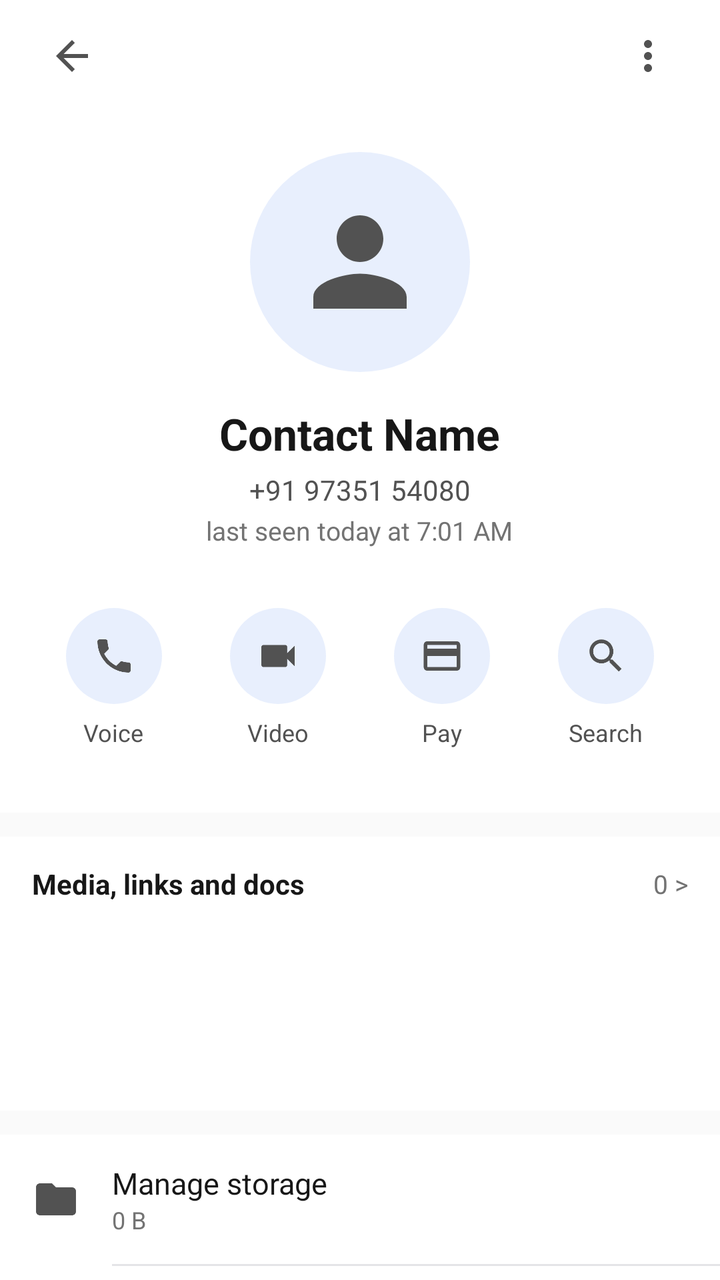
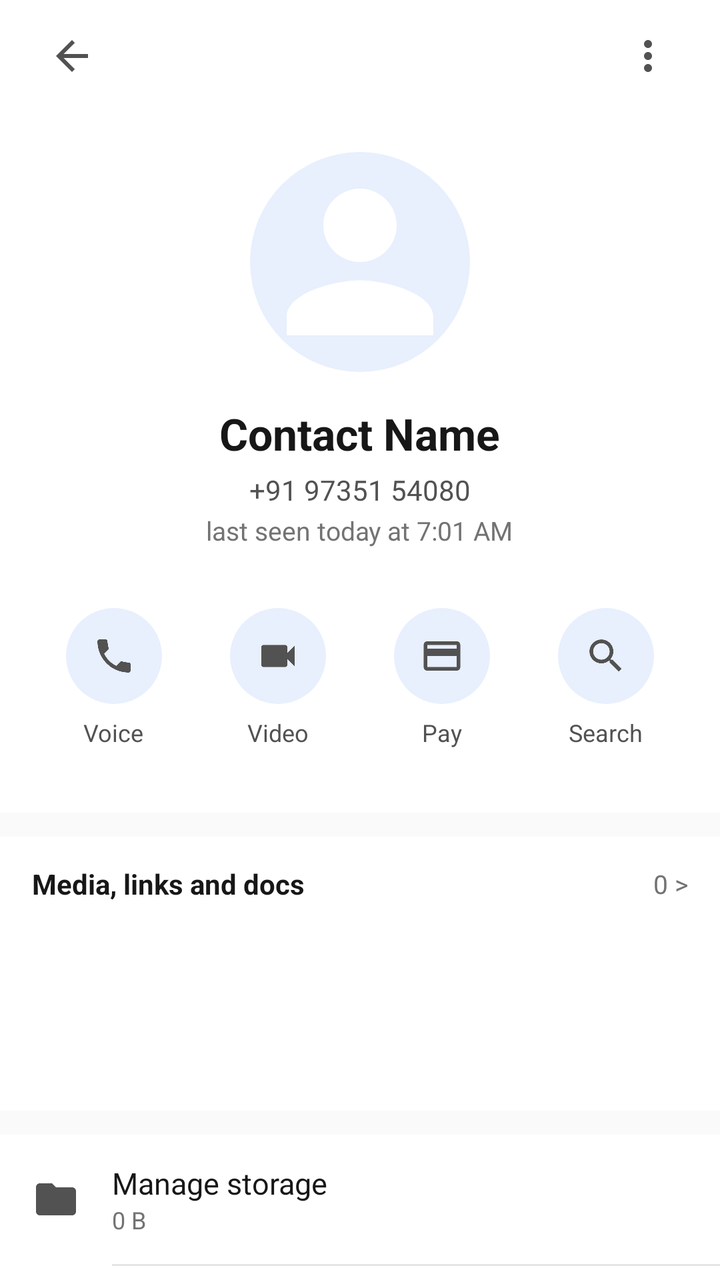

Two renders of the same Android screen: before a commit and after it. Below are the layout's source before the change and the commit's diff.
<!-- AndroidManifest.xml: application theme Theme.Zez -->
<!-- res/layout/dialog_contact_profile.xml -->
<?xml version="1.0" encoding="utf-8"?>
<LinearLayout
    xmlns:android="http://schemas.android.com/apk/res/android"
    xmlns:app="http://schemas.android.com/apk/res-auto"
    android:layout_width="match_parent"
    android:layout_height="match_parent"
    android:orientation="vertical"
    android:background="@color/theme_background">

    
    <LinearLayout
        android:layout_width="match_parent"
        android:layout_height="56dp"
        android:orientation="horizontal"
        android:gravity="center_vertical"
        android:paddingHorizontal="16dp"
        android:background="@color/theme_surface">

        <ImageButton
            android:id="@+id/btn_profile_back"
            android:layout_width="40dp"
            android:layout_height="40dp"
            android:background="?attr/selectableItemBackgroundBorderless"
            android:src="@drawable/ic_arrow_back"
            app:tint="@color/theme_icon_tint"
            android:contentDescription="Back" />

        <View
            android:layout_width="0dp"
            android:layout_height="1dp"
            android:layout_weight="1" />

        <ImageButton
            android:id="@+id/btn_profile_more"
            android:layout_width="40dp"
            android:layout_height="40dp"
            android:background="?attr/selectableItemBackgroundBorderless"
            android:src="@drawable/ic_more_vert"
            app:tint="@color/theme_icon_tint"
            android:contentDescription="More options" />
    </LinearLayout>

    <androidx.core.widget.NestedScrollView
        android:layout_width="match_parent"
        android:layout_height="match_parent"
        android:fillViewport="true">

        <LinearLayout
            android:layout_width="match_parent"
            android:layout_height="wrap_content"
            android:orientation="vertical"
            android:paddingBottom="36dp">

            
            <LinearLayout
                android:layout_width="match_parent"
                android:layout_height="wrap_content"
                android:orientation="vertical"
                android:gravity="center_horizontal"
                android:paddingTop="20dp"
                android:paddingBottom="24dp"
                android:background="@color/theme_surface">

                <FrameLayout
                    android:layout_width="110dp"
                    android:layout_height="110dp"
                    android:layout_marginBottom="16dp">

                    <ImageView
                        android:id="@+id/iv_profile_avatar"
                        android:layout_width="match_parent"
                        android:layout_height="match_parent"
                        android:background="@drawable/bg_circle_glass"
                        android:scaleType="centerCrop"
                        android:src="@drawable/ic_person"
                        app:tint="@color/theme_icon_tint"
                        android:padding="20dp" />

                    <TextView
                        android:id="@+id/tv_profile_initials"
                        android:layout_width="match_parent"
                        android:layout_height="match_parent"
                        android:gravity="center"
                        android:textColor="@android:color/white"
                        android:textSize="36sp"
                        android:textStyle="bold"
                        android:visibility="gone" />
                </FrameLayout>

                <TextView
                    android:id="@+id/tv_profile_name"
                    android:layout_width="wrap_content"
                    android:layout_height="wrap_content"
                    android:text="Contact Name"
                    android:textSize="22sp"
                    android:textStyle="bold"
                    android:textColor="@color/theme_text_primary" />

                <TextView
                    android:id="@+id/tv_profile_phone"
                    android:layout_width="wrap_content"
                    android:layout_height="wrap_content"
                    android:layout_marginTop="4dp"
                    android:text="+91 97351 54080"
                    android:textSize="14sp"
                    android:textColor="@color/theme_text_secondary" />

                <TextView
                    android:id="@+id/tv_profile_last_seen"
                    android:layout_width="wrap_content"
                    android:layout_height="wrap_content"
                    android:layout_marginTop="2dp"
                    android:text="last seen today at 7:01 AM"
                    android:textSize="13sp"
                    android:textColor="@color/theme_text_muted" />

                
                <LinearLayout
                    android:layout_width="match_parent"
                    android:layout_height="wrap_content"
                    android:orientation="horizontal"
                    android:gravity="center"
                    android:layout_marginTop="22dp"
                    android:paddingHorizontal="16dp">

                    
                    <LinearLayout
                        android:id="@+id/btn_profile_call"
                        android:layout_width="0dp"
                        android:layout_height="wrap_content"
                        android:layout_weight="1"
                        android:orientation="vertical"
                        android:gravity="center"
                        android:background="?attr/selectableItemBackground"
                        android:clickable="true"
                        android:focusable="true"
                        android:padding="8dp">

                        <FrameLayout
                            android:layout_width="48dp"
                            android:layout_height="48dp"
                            android:background="@drawable/bg_circle_glass">
                            <ImageView
                                android:layout_width="22dp"
                                android:layout_height="22dp"
                                android:layout_gravity="center"
                                android:src="@drawable/ic_call"
                                app:tint="@color/theme_icon_tint" />
                        </FrameLayout>

                        <TextView
                            android:layout_width="wrap_content"
                            android:layout_height="wrap_content"
                            android:layout_marginTop="6dp"
                            android:text="Voice"
                            android:textSize="12sp"
                            android:textColor="@color/theme_text_secondary" />
                    </LinearLayout>

                    
                    <LinearLayout
                        android:id="@+id/btn_profile_videocall"
                        android:layout_width="0dp"
                        android:layout_height="wrap_content"
                        android:layout_weight="1"
                        android:orientation="vertical"
                        android:gravity="center"
                        android:background="?attr/selectableItemBackground"
                        android:clickable="true"
                        android:focusable="true"
                        android:padding="8dp">

                        <FrameLayout
                            android:layout_width="48dp"
                            android:layout_height="48dp"
                            android:background="@drawable/bg_circle_glass">
                            <ImageView
                                android:layout_width="22dp"
                                android:layout_height="22dp"
                                android:layout_gravity="center"
                                android:src="@drawable/ic_videocall"
                                app:tint="@color/theme_icon_tint" />
                        </FrameLayout>

                        <TextView
                            android:layout_width="wrap_content"
                            android:layout_height="wrap_content"
                            android:layout_marginTop="6dp"
                            android:text="Video"
                            android:textSize="12sp"
                            android:textColor="@color/theme_text_secondary" />
                    </LinearLayout>

                    
                    <LinearLayout
                        android:id="@+id/btn_profile_pay"
                        android:layout_width="0dp"
                        android:layout_height="wrap_content"
                        android:layout_weight="1"
                        android:orientation="vertical"
                        android:gravity="center"
                        android:background="?attr/selectableItemBackground"
                        android:clickable="true"
                        android:focusable="true"
                        android:padding="8dp">

                        <FrameLayout
                            android:layout_width="48dp"
                            android:layout_height="48dp"
                            android:background="@drawable/bg_circle_glass">
                            <ImageView
                                android:layout_width="22dp"
                                android:layout_height="22dp"
                                android:layout_gravity="center"
                                android:src="@drawable/ic_payment"
                                app:tint="@color/theme_icon_tint" />
                        </FrameLayout>

                        <TextView
                            android:layout_width="wrap_content"
                            android:layout_height="wrap_content"
                            android:layout_marginTop="6dp"
                            android:text="Pay"
                            android:textSize="12sp"
                            android:textColor="@color/theme_text_secondary" />
                    </LinearLayout>

                    
                    <LinearLayout
                        android:id="@+id/btn_profile_search"
                        android:layout_width="0dp"
                        android:layout_height="wrap_content"
                        android:layout_weight="1"
                        android:orientation="vertical"
                        android:gravity="center"
                        android:background="?attr/selectableItemBackground"
                        android:clickable="true"
                        android:focusable="true"
                        android:padding="8dp">

                        <FrameLayout
                            android:layout_width="48dp"
                            android:layout_height="48dp"
                            android:background="@drawable/bg_circle_glass">
                            <ImageView
                                android:layout_width="22dp"
                                android:layout_height="22dp"
                                android:layout_gravity="center"
                                android:src="@drawable/ic_search"
                                app:tint="@color/theme_icon_tint" />
                        </FrameLayout>

                        <TextView
                            android:layout_width="wrap_content"
                            android:layout_height="wrap_content"
                            android:layout_marginTop="6dp"
                            android:text="Search"
                            android:textSize="12sp"
                            android:textColor="@color/theme_text_secondary" />
                    </LinearLayout>

                </LinearLayout>

            </LinearLayout>

            
            <LinearLayout
                android:id="@+id/layout_profile_media_section"
                android:layout_width="match_parent"
                android:layout_height="wrap_content"
                android:orientation="vertical"
                android:layout_marginTop="12dp"
                android:paddingVertical="14dp"
                android:background="@color/theme_surface">

                <LinearLayout
                    android:id="@+id/btn_profile_view_all_media"
                    android:layout_width="match_parent"
                    android:layout_height="wrap_content"
                    android:orientation="horizontal"
                    android:gravity="center_vertical"
                    android:paddingHorizontal="16dp"
                    android:layout_marginBottom="10dp"
                    android:background="?attr/selectableItemBackground"
                    android:clickable="true"
                    android:focusable="true">

                    <TextView
                        android:layout_width="0dp"
                        android:layout_height="wrap_content"
                        android:layout_weight="1"
                        android:text="Media, links and docs"
                        android:textSize="14sp"
                        android:textStyle="bold"
                        android:textColor="@color/theme_text_primary" />

                    <TextView
                        android:id="@+id/tv_profile_media_count"
                        android:layout_width="wrap_content"
                        android:layout_height="wrap_content"
                        android:text="0 >"
                        android:textSize="13sp"
                        android:textColor="@color/theme_text_muted" />
                </LinearLayout>

                <androidx.recyclerview.widget.RecyclerView
                    android:id="@+id/rv_profile_media"
                    android:layout_width="match_parent"
                    android:layout_height="80dp"
                    android:orientation="horizontal"
                    android:paddingHorizontal="12dp"
                    android:clipToPadding="false"
                    app:layoutManager="androidx.recyclerview.widget.LinearLayoutManager" />

                <TextView
                    android:id="@+id/tv_profile_media_empty"
                    android:layout_width="match_parent"
                    android:layout_height="wrap_content"
                    android:padding="16dp"
                    android:text="No media shared yet"
                    android:textSize="13sp"
                    android:textColor="@color/theme_text_muted"
                    android:visibility="gone" />
            </LinearLayout>

            
            <LinearLayout
                android:layout_width="match_parent"
                android:layout_height="wrap_content"
                android:orientation="vertical"
                android:layout_marginTop="12dp"
                android:background="@color/theme_surface">

                
                <LinearLayout
                    android:id="@+id/row_profile_storage"
                    android:layout_width="match_parent"
                    android:layout_height="wrap_content"
                    android:orientation="horizontal"
                    android:gravity="center_vertical"
                    android:paddingHorizontal="16dp"
                    android:paddingVertical="14dp"
                    android:background="?attr/selectableItemBackground"
                    android:clickable="true"
                    android:focusable="true">

                    <ImageView
                        android:layout_width="24dp"
                        android:layout_height="24dp"
                        android:src="@drawable/ic_folder"
                        app:tint="@color/theme_icon_tint"
                        android:layout_marginEnd="16dp" />

                    <LinearLayout
                        android:layout_width="0dp"
                        android:layout_height="wrap_content"
                        android:layout_weight="1"
                        android:orientation="vertical">

                        <TextView
                            android:layout_width="wrap_content"
                            android:layout_height="wrap_content"
                            android:text="Manage storage"
                            android:textSize="15sp"
                            android:textColor="@color/theme_text_primary" />

                        <TextView
                            android:id="@+id/tv_profile_storage_size"
                            android:layout_width="wrap_content"
                            android:layout_height="wrap_content"
                            android:text="0 B"
                            android:textSize="12sp"
                            android:textColor="@color/theme_text_muted" />
                    </LinearLayout>
                </LinearLayout>

                <View
                    android:layout_width="match_parent"
                    android:layout_height="1dp"
                    android:layout_marginStart="56dp"
                    android:background="@color/theme_card_border" />

                
                <LinearLayout
                    android:id="@+id/row_profile_notifications"
                    android:layout_width="match_parent"
                    android:layout_height="wrap_content"
                    android:orientation="horizontal"
                    android:gravity="center_vertical"
                    android:paddingHorizontal="16dp"
                    android:paddingVertical="14dp"
                    android:background="?attr/selectableItemBackground"
                    android:clickable="true"
                    android:focusable="true">

                    <ImageView
                        android:layout_width="24dp"
                        android:layout_height="24dp"
                        android:src="@drawable/ic_notifications"
                        app:tint="@color/theme_icon_tint"
                        android:layout_marginEnd="16dp" />

                    <TextView
                        android:layout_width="0dp"
                        android:layout_height="wrap_content"
                        android:layout_weight="1"
                        android:text="Notifications"
                        android:textSize="15sp"
                        android:textColor="@color/theme_text_primary" />
                </LinearLayout>

                <View
                    android:layout_width="match_parent"
                    android:layout_height="1dp"
                    android:layout_marginStart="56dp"
                    android:background="@color/theme_card_border" />

                
                <LinearLayout
                    android:id="@+id/row_profile_visibility"
                    android:layout_width="match_parent"
                    android:layout_height="wrap_content"
                    android:orientation="horizontal"
                    android:gravity="center_vertical"
                    android:paddingHorizontal="16dp"
                    android:paddingVertical="14dp"
                    android:background="?attr/selectableItemBackground"
                    android:clickable="true"
                    android:focusable="true">

                    <ImageView
                        android:layout_width="24dp"
                        android:layout_height="24dp"
                        android:src="@drawable/ic_photo_library"
                        app:tint="@color/theme_icon_tint"
                        android:layout_marginEnd="16dp" />

                    <TextView
                        android:layout_width="0dp"
                        android:layout_height="wrap_content"
                        android:layout_weight="1"
                        android:text="Media visibility"
                        android:textSize="15sp"
                        android:textColor="@color/theme_text_primary" />
                </LinearLayout>

                <View
                    android:layout_width="match_parent"
                    android:layout_height="1dp"
                    android:layout_marginStart="56dp"
                    android:background="@color/theme_card_border" />

                
                <LinearLayout
                    android:id="@+id/row_profile_starred"
                    android:layout_width="match_parent"
                    android:layout_height="wrap_content"
                    android:orientation="horizontal"
                    android:gravity="center_vertical"
                    android:paddingHorizontal="16dp"
                    android:paddingVertical="14dp"
                    android:background="?attr/selectableItemBackground"
                    android:clickable="true"
                    android:focusable="true">

                    <ImageView
                        android:layout_width="24dp"
                        android:layout_height="24dp"
                        android:src="@drawable/ic_star_filled"
                        app:tint="@color/theme_icon_tint"
                        android:layout_marginEnd="16dp" />

                    <TextView
                        android:layout_width="0dp"
                        android:layout_height="wrap_content"
                        android:layout_weight="1"
                        android:text="Starred messages"
                        android:textSize="15sp"
                        android:textColor="@color/theme_text_primary" />

                    <TextView
                        android:id="@+id/tv_profile_starred_count"
                        android:layout_width="wrap_content"
                        android:layout_height="wrap_content"
                        android:text="0"
                        android:textSize="13sp"
                        android:textColor="@color/theme_text_muted" />
                </LinearLayout>

                <View
                    android:layout_width="match_parent"
                    android:layout_height="1dp"
                    android:layout_marginStart="56dp"
                    android:background="@color/theme_card_border" />

                
                <LinearLayout
                    android:id="@+id/row_profile_encryption"
                    android:layout_width="match_parent"
                    android:layout_height="wrap_content"
                    android:orientation="horizontal"
                    android:gravity="center_vertical"
                    android:paddingHorizontal="16dp"
                    android:paddingVertical="14dp"
                    android:background="?attr/selectableItemBackground"
                    android:clickable="true"
                    android:focusable="true">

                    <ImageView
                        android:layout_width="24dp"
                        android:layout_height="24dp"
                        android:src="@drawable/ic_lock"
                        app:tint="@color/theme_icon_tint"
                        android:layout_marginEnd="16dp" />

                    <LinearLayout
                        android:layout_width="0dp"
                        android:layout_height="wrap_content"
                        android:layout_weight="1"
                        android:orientation="vertical">

                        <TextView
                            android:layout_width="wrap_content"
                            android:layout_height="wrap_content"
                            android:text="Encryption"
                            android:textSize="15sp"
                            android:textColor="@color/theme_text_primary" />

                        <TextView
                            android:layout_width="wrap_content"
                            android:layout_height="wrap_content"
                            android:text="Messages and calls are end-to-end encrypted. Tap to verify."
                            android:textSize="12sp"
                            android:textColor="@color/theme_text_muted" />
                    </LinearLayout>
                </LinearLayout>

            </LinearLayout>

        </LinearLayout>
    </androidx.core.widget.NestedScrollView>

</LinearLayout>
<!-- resources referenced by this layout -->
<resources>
  <color name="theme_background">#FAFAFA</color>
  <color name="theme_card_border">#E4E4E7</color>
  <color name="theme_icon_tint">#525252</color>
  <color name="theme_surface">#FFFFFF</color>
  <color name="theme_text_muted">#737373</color>
  <color name="theme_text_primary">#171717</color>
  <color name="theme_text_secondary">#525252</color>
  <!-- drawable bg_circle_glass (drawable) -->
  <?xml version="1.0" encoding="utf-8"?>
  <shape xmlns:android="http://schemas.android.com/apk/res/android"
      android:shape="oval">
      <solid android:color="#1A2563EB" />
  </shape>
  <!-- drawable ic_arrow_back (drawable) -->
  <vector xmlns:android="http://schemas.android.com/apk/res/android"
      android:width="24dp"
      android:height="24dp"
      android:viewportWidth="24"
      android:viewportHeight="24">
      <path
          android:fillColor="@color/theme_icon_tint"
          android:pathData="M20,11H7.83l5.59,-5.59L12,4l-8,8 8,8 1.41,-1.41L7.83,13H20v-2z"/>
  </vector>
  <!-- drawable ic_folder (drawable) -->
  <vector xmlns:android="http://schemas.android.com/apk/res/android"
      android:width="24dp"
      android:height="24dp"
      android:viewportWidth="24"
      android:viewportHeight="24">
      <path
          android:fillColor="@android:color/white"
          android:pathData="M10,4H4c-1.1,0 -1.99,0.9 -1.99,2L2,18c0,1.1 0.9,2 2,2h16c1.1,0 2,-0.9 2,-2V8c0,-1.1 -0.9,-2 -2,-2h-8l-2,-2z" />
  </vector>
  <!-- drawable ic_person (drawable) -->
  <vector xmlns:android="http://schemas.android.com/apk/res/android"
      android:width="24dp"
      android:height="24dp"
      android:viewportWidth="24"
      android:viewportHeight="24">
    <path
        android:fillColor="@android:color/white"
        android:pathData="M12,12c2.21,0 4,-1.79 4,-4s-1.79,-4 -4,-4 -4,1.79 -4,4 1.79,4 4,4zM12,14c-2.67,0 -8,1.34 -8,4v2h16v-2c0,-2.66 -5.33,-4 -8,-4z"/>
  </vector>
  <!-- drawable ic_star_filled (drawable) -->
  <vector xmlns:android="http://schemas.android.com/apk/res/android"
      android:width="24dp"
      android:height="24dp"
      android:viewportWidth="24"
      android:viewportHeight="24">
      <path
          android:fillColor="#F59E0B"
          android:pathData="M12,17.27L18.18,21l-1.64,-7.03L22,9.24l-7.19,-0.61L12,2 9.19,8.63 2,9.24l5.46,4.73L5.82,21z"/>
  </vector>
  <!-- drawable ic_videocall (drawable) -->
  <vector xmlns:android="http://schemas.android.com/apk/res/android"
      android:width="24dp"
      android:height="24dp"
      android:viewportWidth="24"
      android:viewportHeight="24">
      <path
          android:fillColor="#FFFFFFFF"
          android:pathData="M17,10.5V7c0,-0.55 -0.45,-1 -1,-1H4c-0.55,0 -1,0.45 -1,1v10c0,0.55 0.45,1 1,1h12c0.55,0 1,-0.45 1,-1v-3.5l4,4v-11l-4,4z"/>
  </vector>
  <style name="Theme.Zez" parent="Theme.MaterialComponents.DayNight.NoActionBar">
          <item name="colorPrimary">@color/primary</item>
          <item name="colorPrimaryDark">@color/primary_dark</item>
          <item name="colorAccent">@color/accent</item>
          <item name="android:windowBackground">@color/theme_background</item>
          <item name="colorSurface">@color/theme_surface</item>
      </style>
  <color name="primary">#2563EB</color>
  <color name="primary_dark">#1D4ED8</color>
  <color name="accent">#3B82F6</color>
  <!-- unchanged entries left out for length: 7 -->
</resources>

<!-- the commit's change to res/layout/dialog_contact_profile.xml (unified diff, before → after) -->
@@ -73,8 +73,7 @@
                         android:background="@drawable/bg_circle_glass"
                         android:scaleType="centerCrop"
                         android:src="@drawable/ic_person"
-                        app:tint="@color/theme_icon_tint"
-                        android:padding="20dp" />
+                        android:padding="0dp" />
 
                     <TextView
                         android:id="@+id/tv_profile_initials"
@@ -382,6 +381,55 @@
 
                 
                 <LinearLayout
+                    android:id="@+id/row_profile_recordings"
+                    android:layout_width="match_parent"
+                    android:layout_height="wrap_content"
+                    android:orientation="horizontal"
+                    android:gravity="center_vertical"
+                    android:paddingHorizontal="16dp"
+                    android:paddingVertical="14dp"
+                    android:background="?attr/selectableItemBackground"
+                    android:clickable="true"
+                    android:focusable="true">
+
+                    <ImageView
+                        android:layout_width="24dp"
+                        android:layout_height="24dp"
+                        android:src="@drawable/ic_mic"
+                        app:tint="@color/theme_icon_tint"
+                        android:layout_marginEnd="16dp" />
+
+                    <LinearLayout
+                        android:layout_width="0dp"
+                        android:layout_height="wrap_content"
+                        android:layout_weight="1"
+                        android:orientation="vertical">
+
+                        <TextView
+                            android:layout_width="wrap_content"
+                            android:layout_height="wrap_content"
+                            android:text="Call recordings"
+                            android:textSize="15sp"
+                            android:textColor="@color/theme_text_primary" />
+
+                        <TextView
+                            android:id="@+id/tv_profile_recordings_count"
+                            android:layout_width="wrap_content"
+                            android:layout_height="wrap_content"
+                            android:text="View recorded calls"
+                            android:textSize="12sp"
+                            android:textColor="@color/theme_text_muted" />
+                    </LinearLayout>
+                </LinearLayout>
+
+                <View
+                    android:layout_width="match_parent"
+                    android:layout_height="1dp"
+                    android:layout_marginStart="56dp"
+                    android:background="@color/theme_card_border" />
+
+                
+                <LinearLayout
                     android:id="@+id/row_profile_notifications"
                     android:layout_width="match_parent"
                     android:layout_height="wrap_content"
<!-- resource entries referenced after the edit -->
@@ -32,6 +32,16 @@
       <path
           android:fillColor="@android:color/white"
           android:pathData="M10,4H4c-1.1,0 -1.99,0.9 -1.99,2L2,18c0,1.1 0.9,2 2,2h16c1.1,0 2,-0.9 2,-2V8c0,-1.1 -0.9,-2 -2,-2h-8l-2,-2z" />
+  </vector>
+  <!-- drawable ic_mic (drawable) -->
+  <vector xmlns:android="http://schemas.android.com/apk/res/android"
+      android:width="24dp"
+      android:height="24dp"
+      android:viewportWidth="24"
+      android:viewportHeight="24">
+      <path
+          android:fillColor="#FFFFFFFF"
+          android:pathData="M12,14c1.66,0 3,-1.34 3,-3V5c0,-1.66 -1.34,-3 -3,-3S9,3.34 9,5v6c0,1.66 1.34,3 3,3zm-1,-9c0,-0.55 0.45,-1 1,-1s1,0.45 1,1v6c0,0.55 -0.45,1 -1,1s-1,-0.45 -1,-1V5zm6,6c0,2.76 -2.24,5 -5,5s-5,-2.24 -5,-5H5c0,3.53 2.61,6.43 6,6.92V21h2v-3.08c3.39,-0.49 6,-3.39 6,-6.92h-2z"/>
   </vector>
   <!-- drawable ic_person (drawable) -->
   <vector xmlns:android="http://schemas.android.com/apk/res/android"
